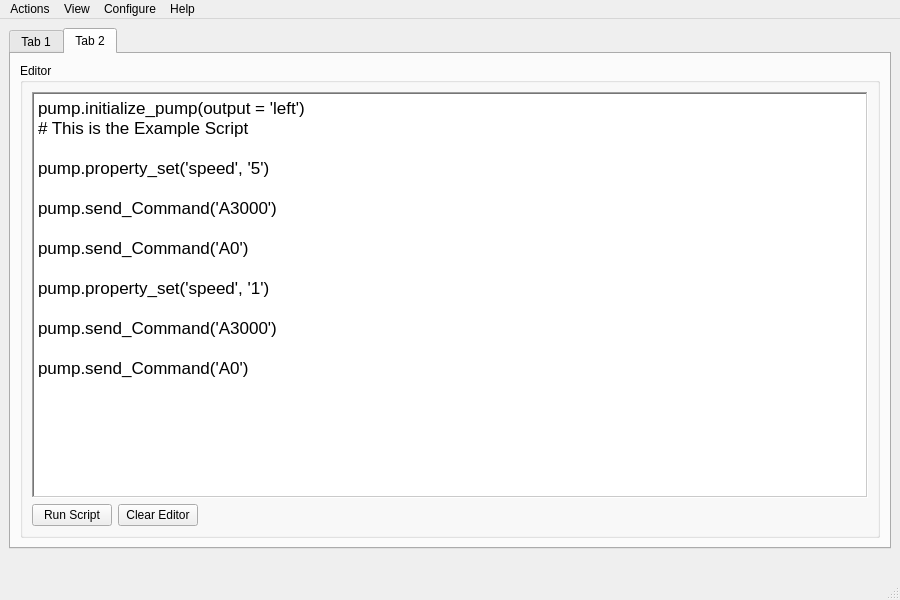
Before: the Qt Designer form ui_files/Main_window.ui in bergercookie/Pump3000, drawn with Qt 5.
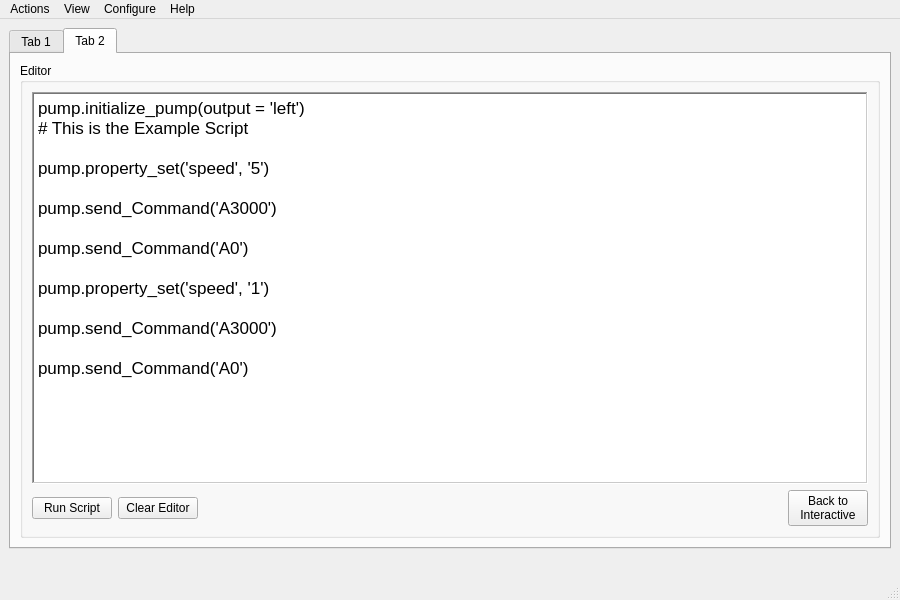
After: the same form once the commit is applied. The open tabs and pages were chosen to show the change.

```diff
--- a/ui_files/Main_window.ui
+++ b/ui_files/Main_window.ui
@@ -606,21 +606,21 @@
                 <string>&lt;!DOCTYPE HTML PUBLIC &quot;-//W3C//DTD HTML 4.0//EN&quot; &quot;http://www.w3.org/TR/REC-html40/strict.dtd&quot;&gt;
 &lt;html&gt;&lt;head&gt;&lt;meta name=&quot;qrichtext&quot; content=&quot;1&quot; /&gt;&lt;style type=&quot;text/css&quot;&gt;
 p, li { white-space: pre-wrap; }
-&lt;/style&gt;&lt;/head&gt;&lt;body style=&quot; font-family:'.Lucida Grande UI'; font-size:13pt; font-weight:400; font-style:normal;&quot;&gt;
-&lt;p style=&quot; margin-top:0px; margin-bottom:0px; margin-left:0px; margin-right:0px; -qt-block-indent:0; text-indent:0px;&quot;&gt;pump.initialize_pump(output = 'left')&lt;/p&gt;
-&lt;p style=&quot; margin-top:0px; margin-bottom:0px; margin-left:0px; margin-right:0px; -qt-block-indent:0; text-indent:0px;&quot;&gt;# This is the Example Script &lt;/p&gt;
-&lt;p style=&quot;-qt-paragraph-type:empty; margin-top:0px; margin-bottom:0px; margin-left:0px; margin-right:0px; -qt-block-indent:0; text-indent:0px;&quot;&gt;&lt;br /&gt;&lt;/p&gt;
-&lt;p style=&quot; margin-top:0px; margin-bottom:0px; margin-left:0px; margin-right:0px; -qt-block-indent:0; text-indent:0px;&quot;&gt;pump.property_set('speed', '5')&lt;/p&gt;
-&lt;p style=&quot;-qt-paragraph-type:empty; margin-top:0px; margin-bottom:0px; margin-left:0px; margin-right:0px; -qt-block-indent:0; text-indent:0px;&quot;&gt;&lt;br /&gt;&lt;/p&gt;
-&lt;p style=&quot; margin-top:0px; margin-bottom:0px; margin-left:0px; margin-right:0px; -qt-block-indent:0; text-indent:0px;&quot;&gt;pump.send_Command('A3000')&lt;/p&gt;
-&lt;p style=&quot;-qt-paragraph-type:empty; margin-top:0px; margin-bottom:0px; margin-left:0px; margin-right:0px; -qt-block-indent:0; text-indent:0px;&quot;&gt;&lt;br /&gt;&lt;/p&gt;
-&lt;p style=&quot; margin-top:0px; margin-bottom:0px; margin-left:0px; margin-right:0px; -qt-block-indent:0; text-indent:0px;&quot;&gt;pump.send_Command('A0')&lt;/p&gt;
-&lt;p style=&quot;-qt-paragraph-type:empty; margin-top:0px; margin-bottom:0px; margin-left:0px; margin-right:0px; -qt-block-indent:0; text-indent:0px;&quot;&gt;&lt;br /&gt;&lt;/p&gt;
-&lt;p style=&quot; margin-top:0px; margin-bottom:0px; margin-left:0px; margin-right:0px; -qt-block-indent:0; text-indent:0px;&quot;&gt;pump.property_set('speed', '1')&lt;/p&gt;
-&lt;p style=&quot;-qt-paragraph-type:empty; margin-top:0px; margin-bottom:0px; margin-left:0px; margin-right:0px; -qt-block-indent:0; text-indent:0px;&quot;&gt;&lt;br /&gt;&lt;/p&gt;
-&lt;p style=&quot; margin-top:0px; margin-bottom:0px; margin-left:0px; margin-right:0px; -qt-block-indent:0; text-indent:0px;&quot;&gt;pump.send_Command('A3000')&lt;/p&gt;
-&lt;p style=&quot;-qt-paragraph-type:empty; margin-top:0px; margin-bottom:0px; margin-left:0px; margin-right:0px; -qt-block-indent:0; text-indent:0px;&quot;&gt;&lt;br /&gt;&lt;/p&gt;
-&lt;p style=&quot; margin-top:0px; margin-bottom:0px; margin-left:0px; margin-right:0px; -qt-block-indent:0; text-indent:0px;&quot;&gt;pump.send_Command('A0')&lt;/p&gt;&lt;/body&gt;&lt;/html&gt;</string>
+&lt;/style&gt;&lt;/head&gt;&lt;body style=&quot; font-family:'.Helvetica Neue DeskInterface'; font-size:13pt; font-weight:400; font-style:normal;&quot;&gt;
+&lt;p style=&quot; margin-top:0px; margin-bottom:0px; margin-left:0px; margin-right:0px; -qt-block-indent:0; text-indent:0px;&quot;&gt;&lt;span style=&quot; font-family:'.Lucida Grande UI';&quot;&gt;pump.initialize_pump(output = 'left')&lt;/span&gt;&lt;/p&gt;
+&lt;p style=&quot; margin-top:0px; margin-bottom:0px; margin-left:0px; margin-right:0px; -qt-block-indent:0; text-indent:0px;&quot;&gt;&lt;span style=&quot; font-family:'.Lucida Grande UI';&quot;&gt;# This is the Example Script &lt;/span&gt;&lt;/p&gt;
+&lt;p style=&quot;-qt-paragraph-type:empty; margin-top:0px; margin-bottom:0px; margin-left:0px; margin-right:0px; -qt-block-indent:0; text-indent:0px; font-family:'.Lucida Grande UI';&quot;&gt;&lt;br /&gt;&lt;/p&gt;
+&lt;p style=&quot; margin-top:0px; margin-bottom:0px; margin-left:0px; margin-right:0px; -qt-block-indent:0; text-indent:0px;&quot;&gt;&lt;span style=&quot; font-family:'.Lucida Grande UI';&quot;&gt;pump.property_set('speed', '5')&lt;/span&gt;&lt;/p&gt;
+&lt;p style=&quot;-qt-paragraph-type:empty; margin-top:0px; margin-bottom:0px; margin-left:0px; margin-right:0px; -qt-block-indent:0; text-indent:0px; font-family:'.Lucida Grande UI';&quot;&gt;&lt;br /&gt;&lt;/p&gt;
+&lt;p style=&quot; margin-top:0px; margin-bottom:0px; margin-left:0px; margin-right:0px; -qt-block-indent:0; text-indent:0px;&quot;&gt;&lt;span style=&quot; font-family:'.Lucida Grande UI';&quot;&gt;pump.send_Command('A3000')&lt;/span&gt;&lt;/p&gt;
+&lt;p style=&quot;-qt-paragraph-type:empty; margin-top:0px; margin-bottom:0px; margin-left:0px; margin-right:0px; -qt-block-indent:0; text-indent:0px; font-family:'.Lucida Grande UI';&quot;&gt;&lt;br /&gt;&lt;/p&gt;
+&lt;p style=&quot; margin-top:0px; margin-bottom:0px; margin-left:0px; margin-right:0px; -qt-block-indent:0; text-indent:0px;&quot;&gt;&lt;span style=&quot; font-family:'.Lucida Grande UI';&quot;&gt;pump.send_Command('A0')&lt;/span&gt;&lt;/p&gt;
+&lt;p style=&quot;-qt-paragraph-type:empty; margin-top:0px; margin-bottom:0px; margin-left:0px; margin-right:0px; -qt-block-indent:0; text-indent:0px; font-family:'.Lucida Grande UI';&quot;&gt;&lt;br /&gt;&lt;/p&gt;
+&lt;p style=&quot; margin-top:0px; margin-bottom:0px; margin-left:0px; margin-right:0px; -qt-block-indent:0; text-indent:0px;&quot;&gt;&lt;span style=&quot; font-family:'.Lucida Grande UI';&quot;&gt;pump.property_set('speed', '1')&lt;/span&gt;&lt;/p&gt;
+&lt;p style=&quot;-qt-paragraph-type:empty; margin-top:0px; margin-bottom:0px; margin-left:0px; margin-right:0px; -qt-block-indent:0; text-indent:0px; font-family:'.Lucida Grande UI';&quot;&gt;&lt;br /&gt;&lt;/p&gt;
+&lt;p style=&quot; margin-top:0px; margin-bottom:0px; margin-left:0px; margin-right:0px; -qt-block-indent:0; text-indent:0px;&quot;&gt;&lt;span style=&quot; font-family:'.Lucida Grande UI';&quot;&gt;pump.send_Command('A3000')&lt;/span&gt;&lt;/p&gt;
+&lt;p style=&quot;-qt-paragraph-type:empty; margin-top:0px; margin-bottom:0px; margin-left:0px; margin-right:0px; -qt-block-indent:0; text-indent:0px; font-family:'.Lucida Grande UI';&quot;&gt;&lt;br /&gt;&lt;/p&gt;
+&lt;p style=&quot; margin-top:0px; margin-bottom:0px; margin-left:0px; margin-right:0px; -qt-block-indent:0; text-indent:0px;&quot;&gt;&lt;span style=&quot; font-family:'.Lucida Grande UI';&quot;&gt;pump.send_Command('A0')&lt;/span&gt;&lt;/p&gt;&lt;/body&gt;&lt;/html&gt;</string>
                </property>
               </widget>
              </item>
@@ -655,6 +655,14 @@
                    </property>
                   </spacer>
                  </item>
+                 <item>
+                  <widget class="QPushButton" name="back_interactive_btn">
+                   <property name="text">
+                    <string>Back to 
+Interactive</string>
+                   </property>
+                  </widget>
+                 </item>
                 </layout>
                </item>
               </layout>
```
Left out of the diff: 2 changed lines with no effect on the pictures.
